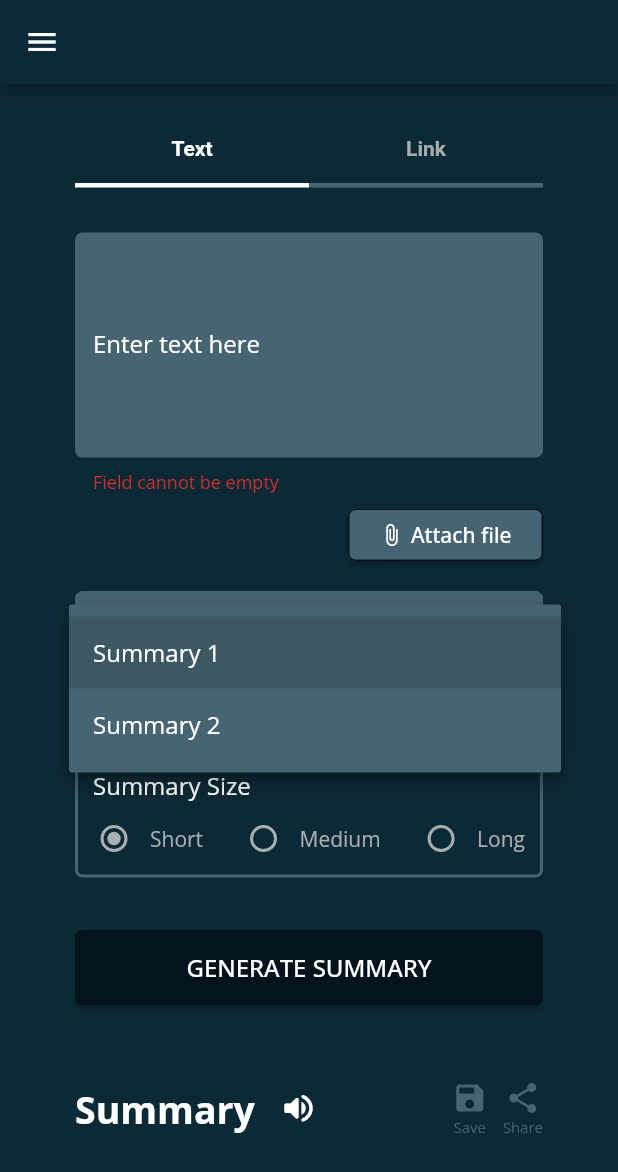
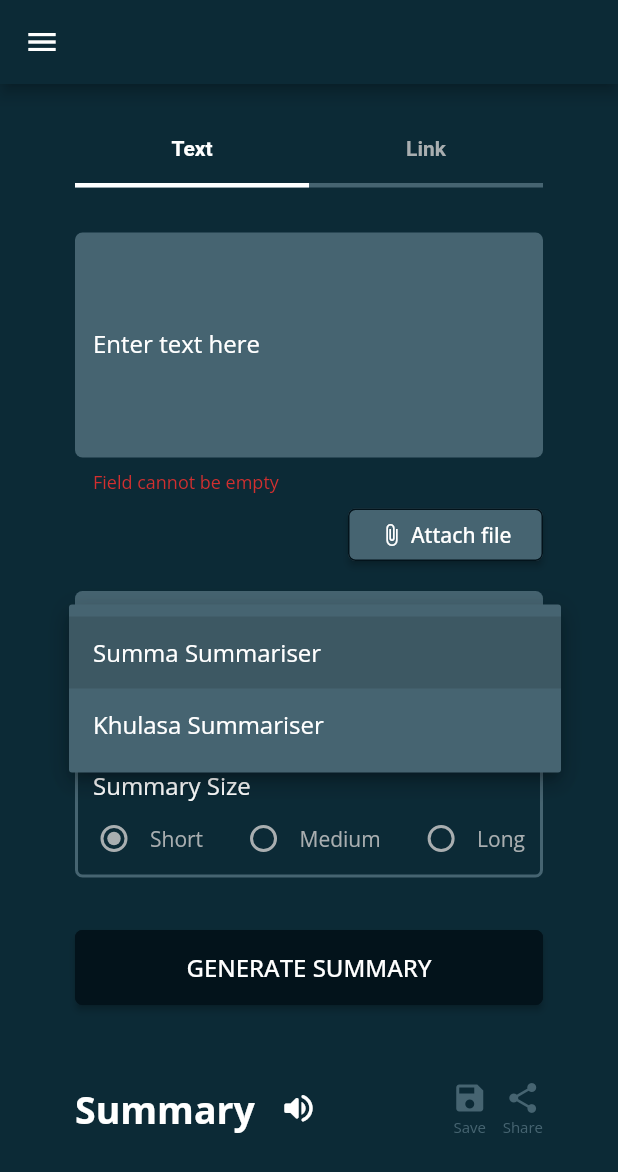
Before and after one commit to hadiyaaamir/khulasa, a Flutter app: the Summary screen opened directly, after a tap on "GENERATE SUMMARY", after a tap on "Summarising Algorithm", on a phone screen of 412 x 824 dp. Shown: the top 1172 px of the screen. Run offline on Flutter 3.47's test engine with Material 2 defaults, Android fonts, the phone set to English and light mode, and no system bars; our stand-ins replace cloud_firestore, firebase_core, flutter_tts, google_fonts; accounts and stored records are empty.

Commit message:
text summary fixed

```diff
--- a/lib/Views/Entrance/textfield.dart
+++ b/lib/Views/Entrance/textfield.dart
@@ -11,6 +11,7 @@ class textField extends StatelessWidget {
     this.icon,
     this.lines = 1,
     this.paddingVert = 10,
+    this.textAlign = TextAlign.left,
   });
 
   final TextEditingController controller;
@@ -20,12 +21,14 @@ class textField extends StatelessWidget {
   final IconData? icon;
   final int lines;
   final double paddingVert;
+  final TextAlign textAlign;
 
   @override
   Widget build(BuildContext context) {
     return Padding(
         padding: EdgeInsets.symmetric(horizontal: 50, vertical: paddingVert),
         child: TextFormField(
+          textAlign: textAlign,
           cursorColor: text,
           autovalidateMode: AutovalidateMode.onUserInteraction,
           obscureText: password,
--- a/lib/Views/Summary/generatedSummary.dart
+++ b/lib/Views/Summary/generatedSummary.dart
@@ -1,4 +1,5 @@
 import 'package:flutter/material.dart';
+import 'package:khulasa/Controllers/tts.dart';
 import 'package:khulasa/Views/Widgets/labelIcon.dart';
 import 'package:khulasa/constants/colors.dart';
 import 'package:khulasa/constants/sizes.dart';
@@ -29,7 +30,11 @@ class GeneratedSummary extends StatelessWidget {
                   const SizedBox(width: 5),
                   IconButton(
                     icon: const Icon(Icons.volume_up_rounded),
-                    onPressed: () {},
+                    onPressed: () {
+                      setTtsConfig();
+                      flutterTts.setLanguage("ur-PK");
+                      flutterTts.speak(summaryText);
+                    },
                     color: text,
                     iconSize: largeFont,
                   ),
--- a/lib/Views/Summary/summarySize.dart
+++ b/lib/Views/Summary/summarySize.dart
@@ -6,7 +6,9 @@ import 'package:khulasa/constants/colors.dart';
 import 'package:khulasa/constants/sizes.dart';
 
 class SummarySize extends StatefulWidget {
-  SummarySize({super.key});
+  SummarySize({super.key, this.setSize});
+
+  final Function(String)? setSize;
 
   @override
   State<SummarySize> createState() => _SummarySizeState();
@@ -17,6 +19,8 @@ class _SummarySizeState extends State<SummarySize> {
 
   @override
   Widget build(BuildContext context) {
+    if (widget.setSize != null) widget.setSize!(size);
+
     return Padding(
       padding: const EdgeInsets.symmetric(vertical: 5, horizontal: 50),
       child: Container(
--- a/lib/Views/Summary/textSummary.dart
+++ b/lib/Views/Summary/textSummary.dart
@@ -23,6 +23,8 @@ class _TextSummaryState extends State<TextSummary> {
   final GlobalKey<FormState> _summaryFormKey = GlobalKey<FormState>();
 
   String summaryText = "";
+  String algo = "";
+  double ratio = 0;
 
   @override
   Widget build(BuildContext context) {
@@ -33,9 +35,11 @@ class _TextSummaryState extends State<TextSummary> {
           child: Column(
             children: [
               textField(
-                  label: "Enter text here",
-                  controller: textController,
-                  lines: 5),
+                label: "Enter text here",
+                controller: textController,
+                lines: 5,
+                textAlign: TextAlign.right,
+              ),
               Btn(
                 label: "Attach file",
                 onPress: () {},
@@ -47,12 +51,15 @@ class _TextSummaryState extends State<TextSummary> {
                 align: Alignment.centerRight,
                 font: largerSmallFont,
               ),
-              const Dropdown(
+              Dropdown(
                 label: "Summarising Algorithm",
-                categories: ["Summary 1", "Summary 2"],
+                categories: [summaryChoice1, summaryChoice2],
                 paddingVert: 20,
+                setAlgo: (algorithm) => algo = algorithm,
               ),
-              SummarySize(),
+              SummarySize(
+                setSize: (String size) => ratio = getRatio(size),
+              ),
               Btn(
                 label: "GENERATE SUMMARY",
                 onPress: () async {
@@ -61,9 +68,10 @@ class _TextSummaryState extends State<TextSummary> {
                   if (form.validate()) {
                     // generate summary
                     var summary = await Api().generateSummary(
-                        algo: summary_type2,
-                        text: textController.text,
-                        ratio: 0.3);
+                      algo: getAlgorithm(algo),
+                      text: textController.text,
+                      ratio: ratio,
+                    );
 //                     summaryText = """
 // تندرستی بڑی نعمت ہے۔ لیکن آدمی جب تک تندرست رہتا ہے اس نعمت کی قدر نہیں کرتا۔ جب کوئی معمولی بیماری بھی اسے  آ کر گھیر لے تو اس کی قدر معلوم ہو جاتی ہے۔ اگر جسم کے کسی حصے میں تکلیف ہو جاتی ہےتو سارا جسم اثر قبول کرتا ہے۔ تندرستی ہو تو کھانے پینے، چلنے پھرنے اور کام کرنے میں جی لگتا ہے۔ صحت خراب ہو جائے تو کسی چیز میں مزہ نہیں آتا۔جو لوگ اکثر بیمار رہتے ہیں ان کی زندگی خود ان کے اور ان کے دوسرے متعلقین کے لیے وبالِ جان بن جاتی ہے۔
 // """;
--- a/lib/Views/Widgets/dropdown.dart
+++ b/lib/Views/Widgets/dropdown.dart
@@ -9,12 +9,14 @@ class Dropdown extends StatefulWidget {
     required this.label,
     required this.categories,
     this.paddingVert = 10,
+    this.setAlgo,
   }) : super(key: key);
 
   final Function(String?)? validate;
   final String label;
   final List<String> categories;
   final double paddingVert;
+  final Function(String)? setAlgo;
 
   @override
   State<Dropdown> createState() => _DropdownState();
@@ -54,6 +56,7 @@ class _DropdownState extends State<Dropdown> {
           }).toList(),
           onChanged: (newValue) {
             // user.gender = newValue.toString();
+            if (widget.setAlgo != null) widget.setAlgo!(newValue.toString());
             setState(() {
               _category = newValue;
             });
--- a/lib/constants/api.dart
+++ b/lib/constants/api.dart
@@ -14,3 +14,18 @@ getAlgorithm(String selected) {
     return summaryType2;
   }
 }
+
+//ratios
+double short = 0.2;
+double medium = 0.4;
+double long = 0.7;
+
+getRatio(String size) {
+  if (size == "Short") {
+    return short;
+  } else if (size == "Medium") {
+    return medium;
+  } else if (size == "Long") {
+    return long;
+  }
+}
```
